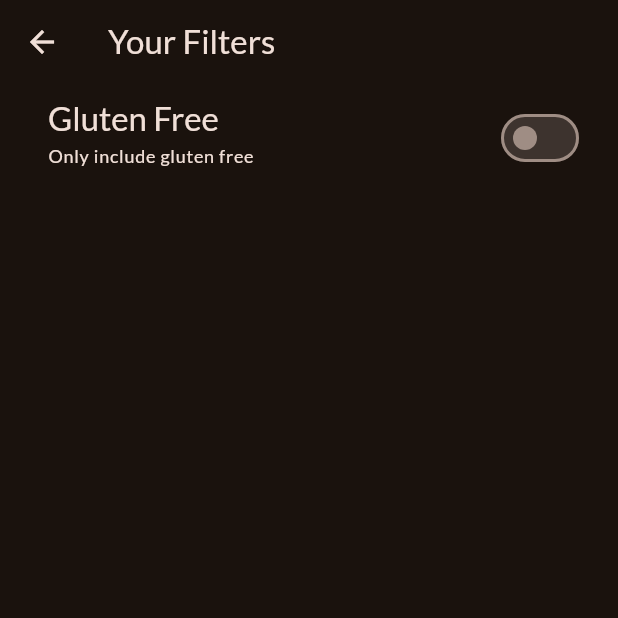
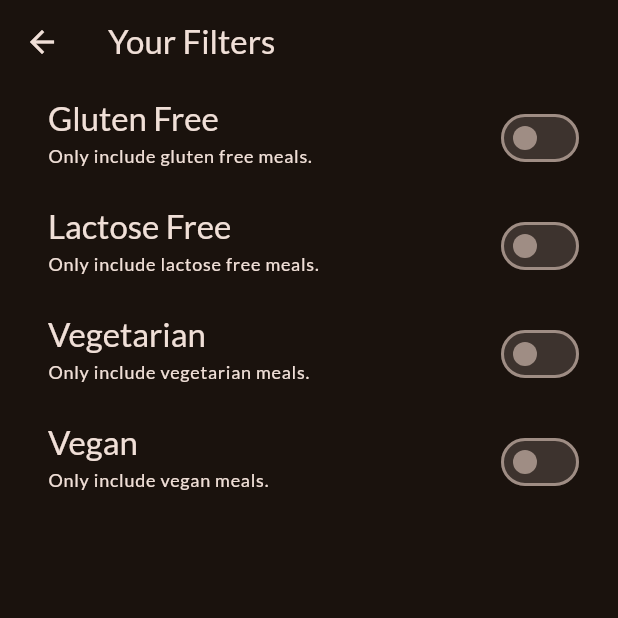
Before and after one commit to homebrew-coding-club/meals, a Flutter app: the FiltersScreen screen opened directly, on a phone screen of 412 x 824 dp, the top half of it. Run offline on Flutter 3.47's test engine with Material 2 defaults, Android fonts, the phone set to English and light mode, and no system bars; our stand-ins replace google_fonts, transparent_image.

Commit message:
add filter more

```diff
--- a/lib/screens/filters.dart
+++ b/lib/screens/filters.dart
@@ -13,6 +13,10 @@ class FiltersScreen extends StatefulWidget {
 
 class _FiltersScreenState extends State<FiltersScreen> {
   var _glutenFreeFilterSet = false;
+  var _lactoseFreeFilterSet = false;
+  var _vegetarianFilterSet = false;
+  var _veganFilterSet = false;
+
 
   @override
   Widget build(BuildContext context) {
@@ -50,10 +54,85 @@ class _FiltersScreenState extends State<FiltersScreen> {
                   ),
             ),
             subtitle: Text(
-              'Only include gluten free',
+              'Only include gluten free meals.',
               style: Theme.of(context).textTheme.labelMedium!.copyWith(
                     color: Theme.of(context).colorScheme.onBackground,
                   ),
+            ),
+            activeColor: Theme.of(context).colorScheme.tertiary,
+            contentPadding: const EdgeInsets.only(
+              left: 32,
+              right: 22,
+            ),
+          ),
+          SwitchListTile(
+            value: _lactoseFreeFilterSet,
+            onChanged: (isChecked) {
+              setState(() {
+                _lactoseFreeFilterSet = isChecked;
+              });
+            },
+            title: Text(
+              'Lactose Free',
+              style: Theme.of(context).textTheme.titleLarge!.copyWith(
+                color: Theme.of(context).colorScheme.onBackground,
+              ),
+            ),
+            subtitle: Text(
+              'Only include lactose free meals.',
+              style: Theme.of(context).textTheme.labelMedium!.copyWith(
+                color: Theme.of(context).colorScheme.onBackground,
+              ),
+            ),
+            activeColor: Theme.of(context).colorScheme.tertiary,
+            contentPadding: const EdgeInsets.only(
+              left: 32,
+              right: 22,
+            ),
+          ),
+          SwitchListTile(
+            value: _vegetarianFilterSet,
+            onChanged: (isChecked) {
+              setState(() {
+                _vegetarianFilterSet = isChecked;
+              });
+            },
+            title: Text(
+              'Vegetarian',
+              style: Theme.of(context).textTheme.titleLarge!.copyWith(
+                color: Theme.of(context).colorScheme.onBackground,
+              ),
+            ),
+            subtitle: Text(
+              'Only include vegetarian meals.',
+              style: Theme.of(context).textTheme.labelMedium!.copyWith(
+                color: Theme.of(context).colorScheme.onBackground,
+              ),
+            ),
+            activeColor: Theme.of(context).colorScheme.tertiary,
+            contentPadding: const EdgeInsets.only(
+              left: 32,
+              right: 22,
+            ),
+          ),
+          SwitchListTile(
+            value: _veganFilterSet,
+            onChanged: (isChecked) {
+              setState(() {
+                _veganFilterSet = isChecked;
+              });
+            },
+            title: Text(
+              'Vegan',
+              style: Theme.of(context).textTheme.titleLarge!.copyWith(
+                color: Theme.of(context).colorScheme.onBackground,
+              ),
+            ),
+            subtitle: Text(
+              'Only include vegan meals.',
+              style: Theme.of(context).textTheme.labelMedium!.copyWith(
+                color: Theme.of(context).colorScheme.onBackground,
+              ),
             ),
             activeColor: Theme.of(context).colorScheme.tertiary,
             contentPadding: const EdgeInsets.only(
```
